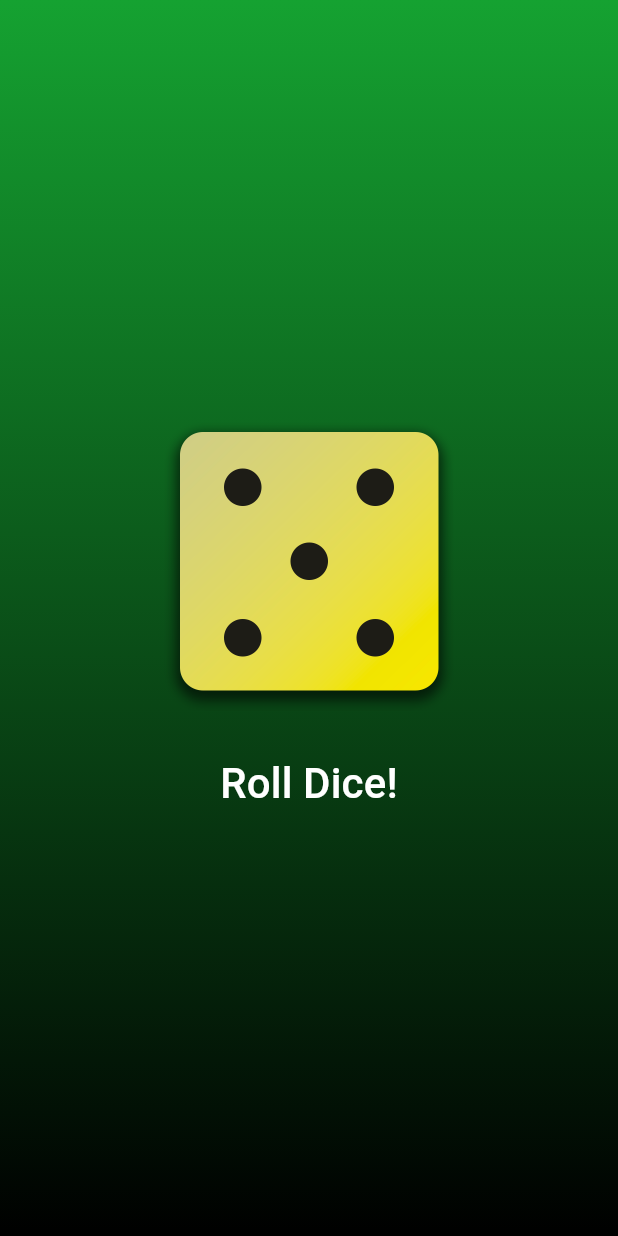
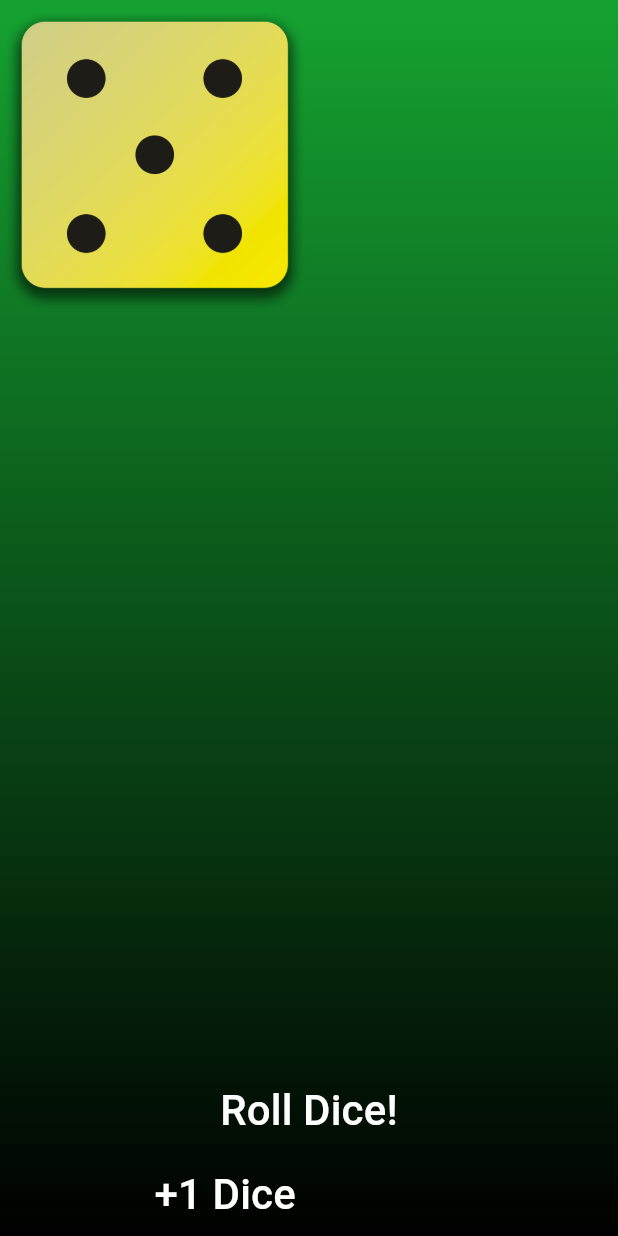
Before and after one commit to Nathansrod/simple_dice_roller, a Flutter app: the screen it shows after launch, after a tap on "Roll Dice!", on a phone screen of 412 x 824 dp. Run offline on Flutter 3.47's test engine with Material 3 defaults, Android fonts, the phone set to English and light mode, and no system bars.

Commit message:
allows user to roll up to 6 dice

```diff
--- a/lib/dice_roller.dart
+++ b/lib/dice_roller.dart
@@ -1,6 +1,7 @@
 import 'dart:math';
 import 'package:flutter/material.dart';
 import 'package:simple_dice_roller/styled_text.dart';
+import 'package:simple_dice_roller/dice_view.dart';
 
 // Global Variables
 final randomGenerator = Random();
@@ -14,29 +15,93 @@ class DiceRoller extends StatefulWidget {
 }
 
 class _DiceRollerState extends State<DiceRoller> {
-  var diceRoll = 1;
+  var diceRoll = [1, 1, 1, 1, 1, 1];
+  var diceCount = 1;
+  var addButtonVisible = true;
+  var removeButtonVisible = false;
 
   rollDice() {
     setState(() {
-      diceRoll = randomGenerator.nextInt(6) + 1;
+      for (int i = 0; i < diceCount; i++) {
+        diceRoll[i] = randomGenerator.nextInt(6) + 1;
+      }
     });
+  }
+
+  addDice() {
+    if (diceCount < 6) {
+      setState(() {
+        diceCount++;
+        updateButtonVisibility();
+      });
+    }
+  }
+
+  removeDice() {
+    if (diceCount > 1) {
+      setState(() {
+        diceCount--;
+        updateButtonVisibility();
+      });
+    }
+  }
+
+  updateButtonVisibility() {
+    print(diceCount);
+    if (diceCount > 1) {
+      removeButtonVisible = true;
+    } else {
+      removeButtonVisible = false;
+    }
+
+    if (diceCount == 6) {
+      addButtonVisible = false;
+    } else {
+      addButtonVisible = true;
+    }
   }
 
   @override
   Widget build(BuildContext context) {
     return Column(
-          mainAxisSize: MainAxisSize.min,
+      mainAxisSize: MainAxisSize.min,
+      children: [
+        Expanded(
+          child: DiceView(diceCount, diceRoll),
+        ),
+        const SizedBox(
+          height: 20.0,
+        ),
+        TextButton(
+          onPressed: rollDice,
+          child: const StyledText('Roll Dice!'),
+        ),
+        Row(
+          mainAxisAlignment: MainAxisAlignment.center,
           children: [
-            Image.asset(
-              'assets/images/dice-$diceRoll.png',
-              width: 200,
+            Visibility(
+              visible: addButtonVisible,
+              maintainAnimation: true,
+              maintainSize: true,
+              maintainState: true,
+              child: TextButton(
+                onPressed: addDice,
+                child: const StyledText('+1 Dice'),
+              ),
             ),
-            const SizedBox(height: 20.0,),
-            TextButton(
-              onPressed: rollDice,
-              child: const StyledText('Roll Dice!'),
+            Visibility(
+              visible: removeButtonVisible,
+              maintainAnimation: true,
+              maintainSize: true,
+              maintainState: true,
+              child: TextButton(
+                onPressed: removeDice,
+                child: const StyledText('-1 Dice'),
+              ),
             ),
           ],
-        );
+        ),
+      ],
+    );
   }
 }
--- /dev/null
+++ b/lib/dice_view.dart
@@ -0,0 +1,21 @@
+import 'package:flutter/material.dart';
+
+class DiceView extends StatelessWidget {
+  const DiceView(this.diceCount, this.diceRoll, {super.key});
+
+  final int diceCount;
+  final List<int> diceRoll;
+
+  @override
+  Widget build(BuildContext context) {
+    return GridView.count(
+      crossAxisCount: 2,
+      children: List.generate(diceCount, (index) {
+        return Image.asset(
+          'assets/images/dice-${diceRoll[index]}.png',
+          width: 200,
+        );
+      }),
+    );
+  }
+}
```
